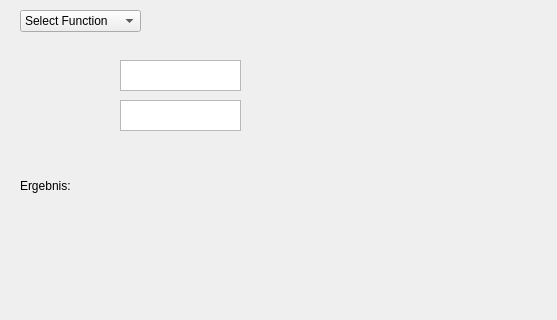
The window that ui/views/percent/percent.ui (dammmueller-calculator/calculator) describes before a commit, drawn with Qt 5; both pictures show x 0 to 557 and y 0 to 320 of the 645 by 521 pixel window.
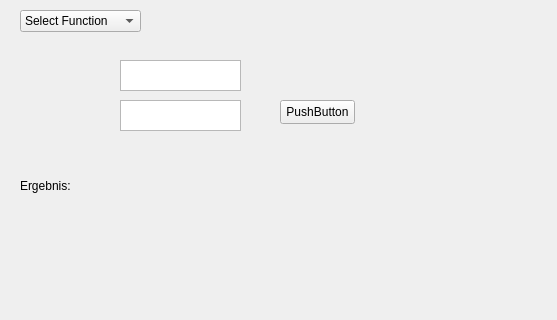
The same window after the commit.

Commit message: percentage-module - change names in ui files

```diff
--- a/ui/views/percent/percent.ui
+++ b/ui/views/percent/percent.ui
@@ -140,6 +140,19 @@
     </rect>
    </property>
   </widget>
+  <widget class="QPushButton" name="pushButton">
+   <property name="geometry">
+    <rect>
+     <x>280</x>
+     <y>100</y>
+     <width>75</width>
+     <height>24</height>
+    </rect>
+   </property>
+   <property name="text">
+    <string>PushButton</string>
+   </property>
+  </widget>
  </widget>
  <resources/>
  <connections>
```
Left out of the diff: 35 changed lines with no effect on the pictures. The commit also changes 2 other files.
